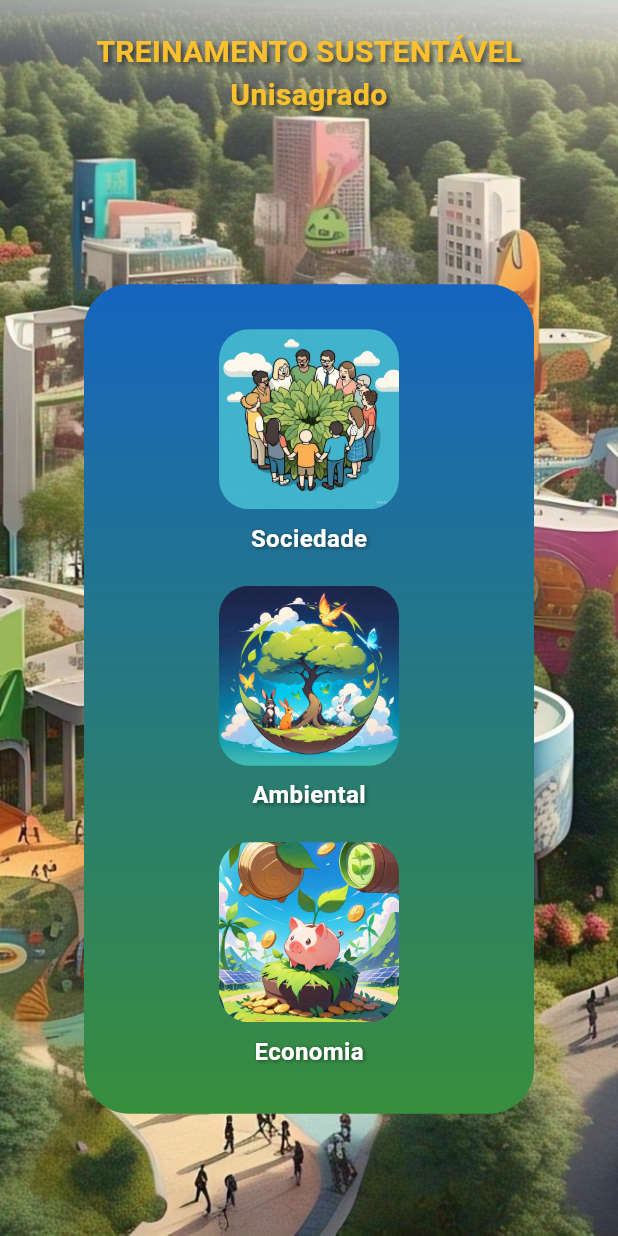
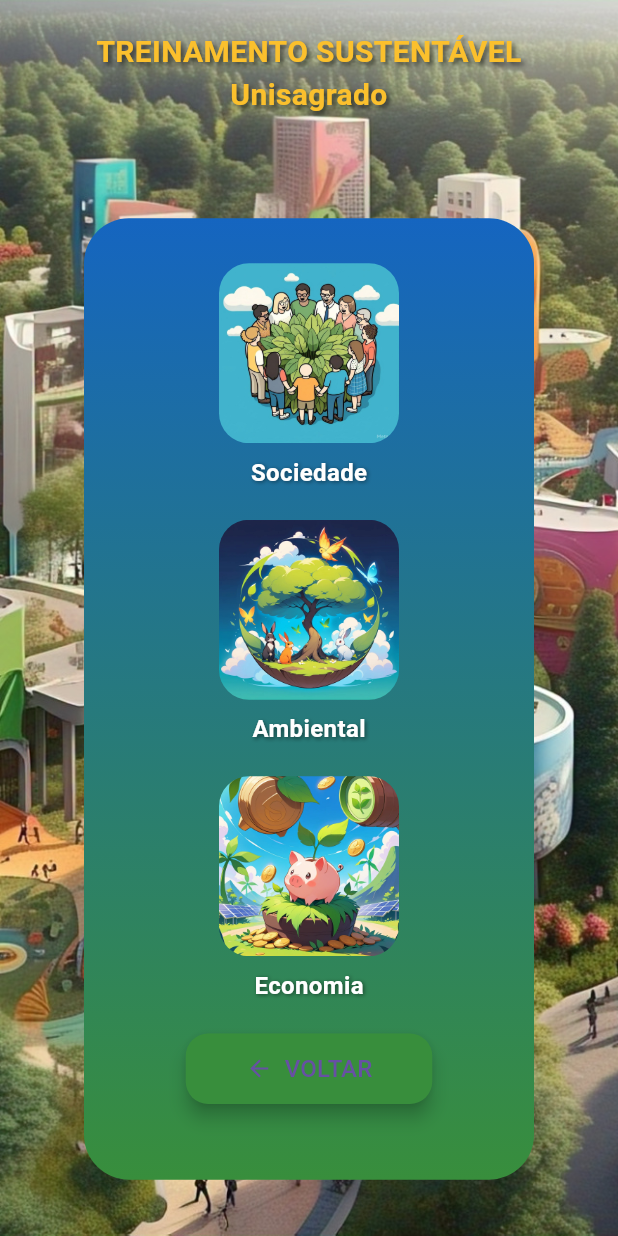
Before and after one commit to yannn-dev/Projeto-App-Sustentabilidade, a Flutter app: the InicialPage screen opened directly, on a phone screen of 412 x 824 dp. Run offline on Flutter 3.47's test engine with Material 3 defaults, Android fonts, the phone set to English and light mode, and no system bars.

```diff
--- a/lib/pages/inicial_page.dart
+++ b/lib/pages/inicial_page.dart
@@ -87,6 +87,32 @@
                               );
                             },
                           ),
+                          SizedBox(height: 20),
+                          ElevatedButton(
+                            onPressed: () {
+                              Navigator.pop(context); // volta para a tela anterior
+                            },
+                            style: ElevatedButton.styleFrom(
+                              backgroundColor: Colors.green[700],
+                              padding: EdgeInsets.symmetric(horizontal: 40, vertical: 12),
+                              shape: RoundedRectangleBorder(
+                                borderRadius: BorderRadius.circular(15),
+                              ),
+                              elevation: 5,
+                            ),
+                            child: Row(
+                              mainAxisSize: MainAxisSize.min,
+                              children: [
+                                Icon(Icons.arrow_back),
+                                SizedBox(width: 8),
+                                Text(
+                                  'VOLTAR',
+                                  style: TextStyle(fontSize: 16),
+                                ),
+                              ],
+                            ),
+                          ),
+                          SizedBox(height: 20),
                         ],
                       ),
                     ),
--- a/pubspec.yaml
+++ b/pubspec.yaml
@@ -36,8 +36,13 @@
   cupertino_icons: ^1.0.8
 
 dev_dependencies:
+  flutter_launcher_icons: ^0.13.1
   flutter_test:
     sdk: flutter
+
+flutter_icons:
+  android: true
+  image_path: "assets/images/icon.png"
 
   # The "flutter_lints" package below contains a set of recommended lints to
   # encourage good coding practices. The lint set provided by the package is
```
Also changed, not shown: assets/images/icon.png (added), pubspec.lock, 6 other files.
